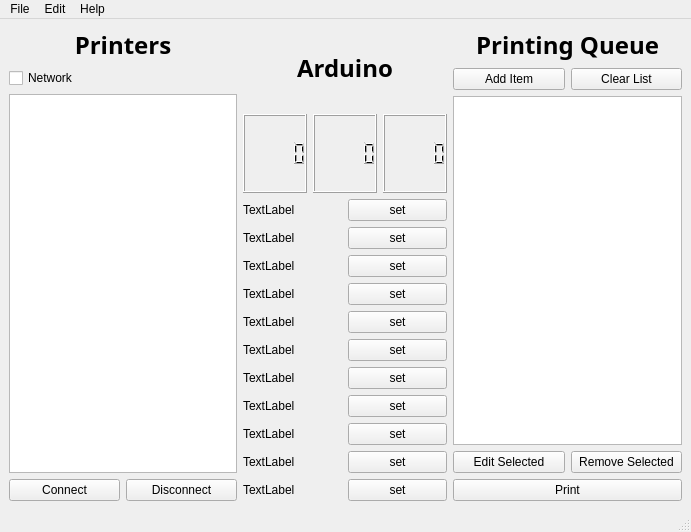
Before: the Qt Designer form UIFiles/PrintProgramUI.ui in sciencefreak500/3DPrinterSoftware, drawn with Qt 5.
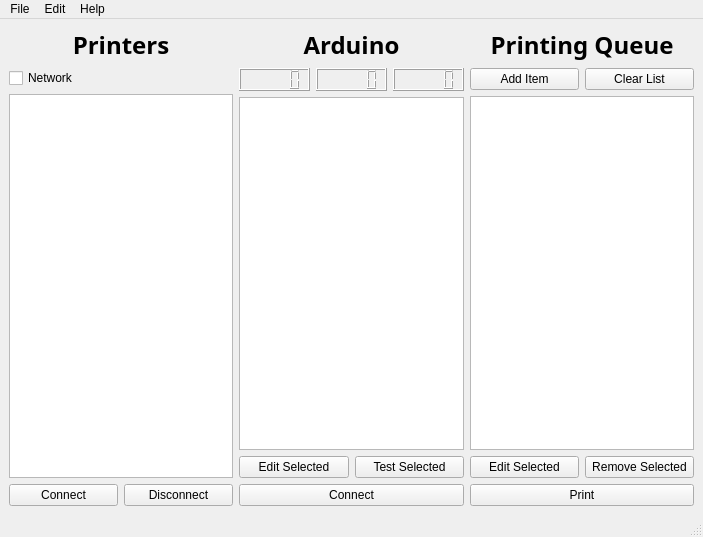
After: the same form once the commit is applied.

Diff of the .ui file:
```diff
--- a/UIFiles/PrintProgramUI.ui
+++ b/UIFiles/PrintProgramUI.ui
@@ -6,8 +6,8 @@
    <rect>
     <x>0</x>
     <y>0</y>
-    <width>691</width>
-    <height>532</height>
+    <width>703</width>
+    <height>537</height>
    </rect>
   </property>
   <property name="windowTitle">
@@ -140,202 +140,32 @@
          </layout>
         </item>
         <item>
-         <layout class="QHBoxLayout" name="horizontalLayout_10">
-          <item>
-           <widget class="QLabel" name="label_1">
-            <property name="text">
-             <string>TextLabel</string>
-            </property>
-           </widget>
-          </item>
-          <item>
-           <widget class="QPushButton" name="pushButton_1">
-            <property name="text">
-             <string>set</string>
-            </property>
-           </widget>
-          </item>
-         </layout>
-        </item>
-        <item>
-         <layout class="QHBoxLayout" name="horizontalLayout_9">
-          <item>
-           <widget class="QLabel" name="label_2">
-            <property name="text">
-             <string>TextLabel</string>
-            </property>
-           </widget>
-          </item>
-          <item>
-           <widget class="QPushButton" name="pushButton_2">
-            <property name="text">
-             <string>set</string>
-            </property>
-           </widget>
-          </item>
-         </layout>
-        </item>
-        <item>
-         <layout class="QHBoxLayout" name="horizontalLayout_8">
-          <item>
-           <widget class="QLabel" name="label_3">
-            <property name="text">
-             <string>TextLabel</string>
-            </property>
-           </widget>
-          </item>
-          <item>
-           <widget class="QPushButton" name="pushButton_3">
-            <property name="text">
-             <string>set</string>
-            </property>
-           </widget>
-          </item>
-         </layout>
-        </item>
-        <item>
-         <layout class="QHBoxLayout" name="horizontalLayout_3">
-          <item>
-           <widget class="QLabel" name="label_4">
-            <property name="text">
-             <string>TextLabel</string>
-            </property>
-           </widget>
-          </item>
-          <item>
-           <widget class="QPushButton" name="pushButton_4">
-            <property name="text">
-             <string>set</string>
-            </property>
-           </widget>
-          </item>
-         </layout>
-        </item>
-        <item>
-         <layout class="QHBoxLayout" name="horizontalLayout_5">
-          <item>
-           <widget class="QLabel" name="label_5">
-            <property name="text">
-             <string>TextLabel</string>
-            </property>
-           </widget>
-          </item>
-          <item>
-           <widget class="QPushButton" name="pushButton_5">
-            <property name="text">
-             <string>set</string>
-            </property>
-           </widget>
-          </item>
-         </layout>
+         <widget class="QListView" name="listArduino"/>
         </item>
         <item>
          <layout class="QHBoxLayout" name="horizontalLayout">
           <item>
-           <widget class="QLabel" name="label_6">
+           <widget class="QPushButton" name="btn_editArduino">
             <property name="text">
-             <string>TextLabel</string>
+             <string>Edit Selected</string>
             </property>
            </widget>
           </item>
           <item>
            <widget class="QPushButton" name="pushButton_6">
             <property name="text">
-             <string>set</string>
+             <string>Test Selected</string>
             </property>
            </widget>
           </item>
          </layout>
         </item>
         <item>
-         <layout class="QHBoxLayout" name="horizontalLayout_11">
-          <item>
-           <widget class="QLabel" name="label_7">
-            <property name="text">
-             <string>TextLabel</string>
-            </property>
-           </widget>
-          </item>
-          <item>
-           <widget class="QPushButton" name="pushButton_7">
-            <property name="text">
-             <string>set</string>
-            </property>
-           </widget>
-          </item>
-         </layout>
-        </item>
-        <item>
-         <layout class="QHBoxLayout" name="horizontalLayout_12">
-          <item>
-           <widget class="QLabel" name="label_8">
-            <property name="text">
-             <string>TextLabel</string>
-            </property>
-           </widget>
-          </item>
-          <item>
-           <widget class="QPushButton" name="pushButton_8">
-            <property name="text">
-             <string>set</string>
-            </property>
-           </widget>
-          </item>
-         </layout>
-        </item>
-        <item>
-         <layout class="QHBoxLayout" name="horizontalLayout_14">
-          <item>
-           <widget class="QLabel" name="label_9">
-            <property name="text">
-             <string>TextLabel</string>
-            </property>
-           </widget>
-          </item>
-          <item>
-           <widget class="QPushButton" name="pushButton_9">
-            <property name="text">
-             <string>set</string>
-            </property>
-           </widget>
-          </item>
-         </layout>
-        </item>
-        <item>
-         <layout class="QHBoxLayout" name="horizontalLayout_15">
-          <item>
-           <widget class="QLabel" name="label_10">
-            <property name="text">
-             <string>TextLabel</string>
-            </property>
-           </widget>
-          </item>
-          <item>
-           <widget class="QPushButton" name="pushButton_10">
-            <property name="text">
-             <string>set</string>
-            </property>
-           </widget>
-          </item>
-         </layout>
-        </item>
-        <item>
-         <layout class="QHBoxLayout" name="horizontalLayout_17">
-          <item>
-           <widget class="QLabel" name="label_11">
-            <property name="text">
-             <string>TextLabel</string>
-            </property>
-           </widget>
-          </item>
-          <item>
-           <widget class="QPushButton" name="pushButton_11">
-            <property name="text">
-             <string>set</string>
-            </property>
-           </widget>
-          </item>
-         </layout>
+         <widget class="QPushButton" name="btn_connectArduino">
+          <property name="text">
+           <string>Connect</string>
+          </property>
+         </widget>
         </item>
        </layout>
       </item>
@@ -464,7 +294,7 @@
     <rect>
      <x>0</x>
      <y>0</y>
-     <width>691</width>
+     <width>703</width>
      <height>25</height>
     </rect>
    </property>
```
Left out of the diff: 2 changed lines with no effect on the pictures.
